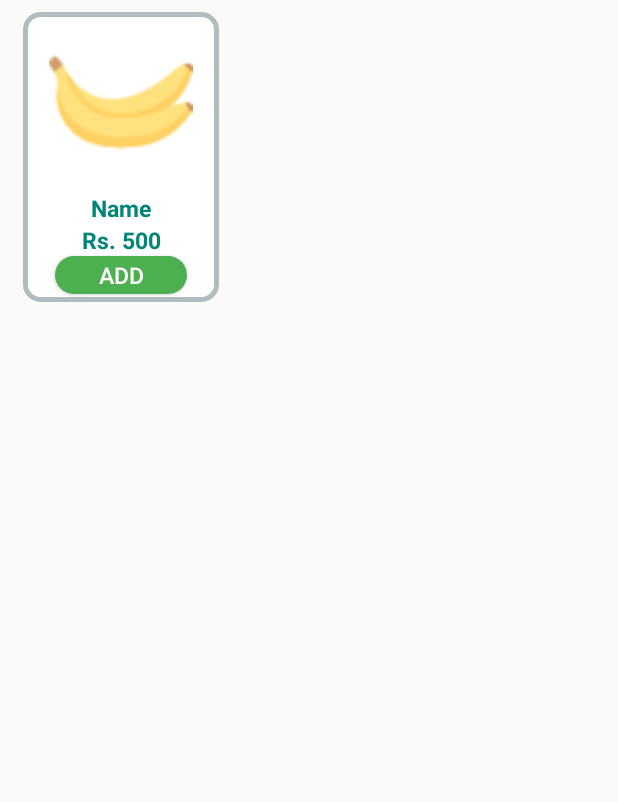
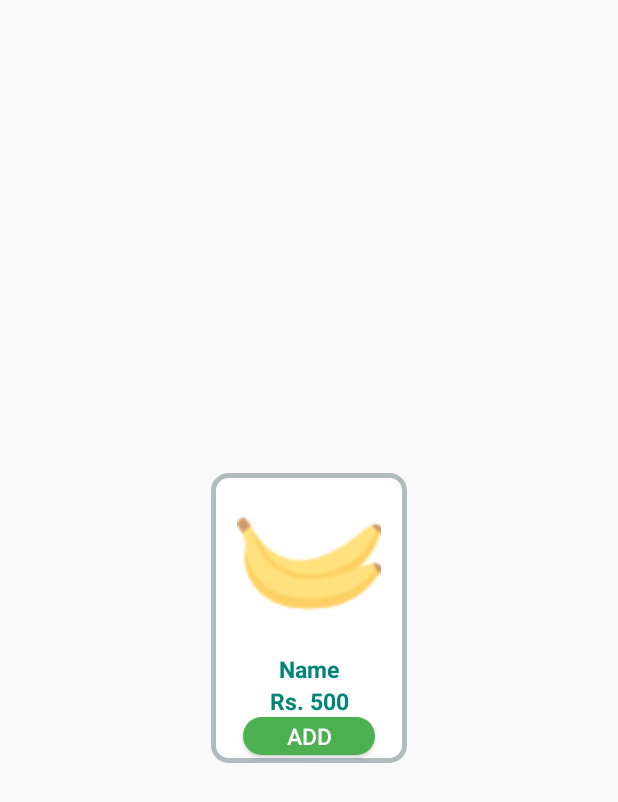
Before and after one commit to Chittarath/Grocera, an Android app: the layout shop_view_item.xml on its own in the app's theme, with its tools: preview values and no code run, on a phone screen of 412 x 824 dp. Shown: the top 802 px of the screen. Run offline under Robolectric (Android 15) with nearby library versions, the light colour scheme and no system bars.

Commit message:
OrderViewRecycler Fixed

```diff
--- a/Grocera-master/app/src/main/java/com/theindiecorp/grocera/Adapters/OrderedItemsAdapter.java
+++ b/Grocera-master/app/src/main/java/com/theindiecorp/grocera/Adapters/OrderedItemsAdapter.java
@@ -58,7 +58,7 @@ public class OrderedItemsAdapter extends RecyclerView.Adapter<OrderedItemsAdapte
     public void onBindViewHolder(@NonNull final MyViewHolder holder, int listPosition) {
         final CartDetails cart = dataSet.get(listPosition);
 
-        databaseReference.child("productDetails").child(cart.getShopId()).child(cart.getProductId()).addValueEventListener(new ValueEventListener() {
+        databaseReference.child("productDetails").child(cart.getProductId()).addValueEventListener(new ValueEventListener() {
             @Override
             public void onDataChange(@NonNull DataSnapshot dataSnapshot) {
                 holder.itemName.setText(dataSnapshot.child("name").getValue(String.class) + " x" + cart.getQuantity());
--- a/Grocera-master/app/src/main/java/com/theindiecorp/grocera/Adapters/RecentOrdersAdapter.java
+++ b/Grocera-master/app/src/main/java/com/theindiecorp/grocera/Adapters/RecentOrdersAdapter.java
@@ -87,7 +87,7 @@ public class RecentOrdersAdapter extends RecyclerView.Adapter<RecentOrdersAdapte
 
         for(int i=0;i < orderDetails.getCart().size();i++){
             final CartDetails c = orderDetails.getCart().get(i);
-            databaseReference.child("productDetails").child(c.getShopId()).child(c.getProductId()).addValueEventListener(new ValueEventListener() {
+            databaseReference.child("productDetails").child(c.getProductId()).addValueEventListener(new ValueEventListener() {
                 @Override
                 public void onDataChange(@NonNull DataSnapshot dataSnapshot) {
                     holder.items.setText(holder.items.getText() + dataSnapshot.child("name").getValue(String.class) + "x" + c.getQuantity() + ", ");
--- a/Grocera-master/app/src/main/java/com/theindiecorp/grocera/ShopViewActivity.java
+++ b/Grocera-master/app/src/main/java/com/theindiecorp/grocera/ShopViewActivity.java
@@ -59,7 +59,7 @@ public class ShopViewActivity extends AppCompatActivity {
         });
 
         RecyclerView recyclerView = findViewById(R.id.shop_view_recycler);
-        recyclerView.setLayoutManager(new GridLayoutManager(this,2));
+        recyclerView.setLayoutManager(new GridLayoutManager(this,3));
 
         productDetails = new ArrayList<>();
 
--- a/Grocera-master/app/src/main/res/layout/shop_view_item.xml
+++ b/Grocera-master/app/src/main/res/layout/shop_view_item.xml
@@ -4,13 +4,15 @@
     android:layout_width="wrap_content"
     android:layout_height="wrap_content"
     android:orientation="vertical"
-    android:layout_marginStart="15dp"
-    android:layout_marginEnd="15dp"
+    android:layout_marginStart="5dp"
+    android:layout_marginEnd="5dp"
     android:layout_marginBottom="8dp"
     android:layout_marginTop="8dp"
     android:paddingStart="5dp"
     android:paddingEnd="5dp"
-    android:background="@drawable/layout_bg">
+    android:background="@drawable/layout_bg"
+    android:layout_gravity="center"
+    android:gravity="center">
 
     <ImageView
         android:id="@+id/product_image"
@@ -18,7 +20,8 @@
         android:layout_height="120dp"
         android:src="@drawable/banana"
         android:scaleType="centerCrop"
-        android:padding="12dp"/>
+        android:padding="12dp"
+        android:layout_gravity="center" />
 
     <TextView
         android:id="@+id/item_product_name"
--- a/Grocera-master/app/src/main/res/menu/bottom_nav_menu.xml
+++ b/Grocera-master/app/src/main/res/menu/bottom_nav_menu.xml
@@ -3,7 +3,7 @@
 
     <item
         android:id="@+id/navigation_home"
-        android:icon="@drawable/ic_home_black_24dp"
+        android:icon="@drawable/home"
         android:title="@string/title_home" />
 
     <item
```
Also changed, not shown: Grocera-master/app/src/main/java/com/theindiecorp/grocera/ManageProfileActivity.java (+8 -0 lines), Grocera-master/app/src/main/res/layout/activity_splash.xml (+8 -1 lines), Grocera-master/app/src/main/res/drawable/home.png, 2 other files.
